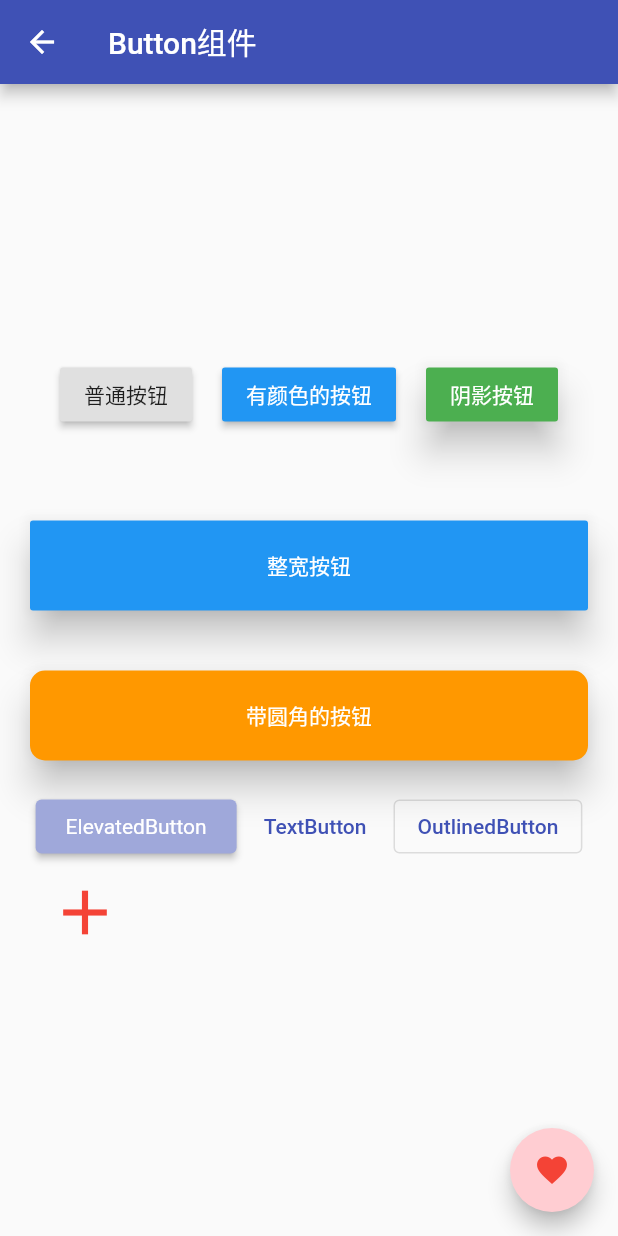
After one commit to ziqicongdonglai/flutter_study, a Flutter app: the ButtonWidget screen opened directly, on a phone screen of 412 x 824 dp. The commit adds this screen. Run offline on Flutter 3.47's test engine with Material 2 defaults, Android fonts, the phone set to English and light mode, and no system bars.

Commit message:
feat: flutter基础1.20 按钮组件&&1.21 FloatingActionButton实现底部导航凸起按钮

```diff
--- a/lib/common/routes.dart
+++ b/lib/common/routes.dart
@@ -21,8 +21,10 @@ import 'package:flutter_demo/widget/multi/stack_widget1.dart';
 import 'package:flutter_demo/widget/multi/stack_widget2.dart';
 import 'package:flutter_demo/widget/multi/stack_widget3.dart';
 import 'package:flutter_demo/widget/multi/wrap_widget.dart';
+import 'package:flutter_demo/widget/stateful/floating_actionbutton_widget.dart';
 import 'package:flutter_demo/widget/stateful/image_widget.dart';
 import 'package:flutter_demo/widget/stateful/sliverappbar_widget.dart';
+import 'package:flutter_demo/widget/stateless/button_widget.dart';
 import 'package:flutter_demo/widget/stateless/container_widget.dart';
 import 'package:flutter_demo/widget/stateless/gridview_widget.dart';
 import 'package:flutter_demo/widget/stateless/listview_widget.dart';
@@ -43,6 +45,7 @@ final Map<String, Widget Function(BuildContext)> routes = {
   // 有状态组件导航
   '/image': (context) => const ImageWidget(),
   '/sliverappbar': (context) => const SliverAppBarWidget(),
+  '/floating_action_button': (context) => const FloatingActionButtonWidget(),
   // 布局例子导航
   '/padding': (context) => const PaddingWidget(),
   '/row': (context) => const RowWidget(),
@@ -56,6 +59,7 @@ final Map<String, Widget Function(BuildContext)> routes = {
   '/aspect_ration': (context) => const AspectRatioWidget(),
   '/card': (context) => const CardWidget(),
   '/card_layout': (context) => const CardLayoutWidget(),
+  '/button': (context) => const ButtonWidget(),
 
   '/appbar': (context) => const AppBarPage(),
   '/appbar_tab_bar': (context) => const AppBarCustomTabBarPage(),
--- /dev/null
+++ b/lib/widget/stateless/button_widget.dart
@@ -0,0 +1,135 @@
+import 'package:flutter/material.dart';
+
+class ButtonWidget extends StatelessWidget {
+  const ButtonWidget({Key? key}) : super(key: key);
+
+  @override
+  Widget build(BuildContext context) {
+    return Scaffold(
+      appBar: AppBar(
+        title: const Text('Button组件'),
+      ),
+      floatingActionButton: FloatingActionButton(
+        onPressed: () {},
+        backgroundColor: Colors.red.shade100,
+        child: const Icon(
+          Icons.favorite,
+          color: Colors.red,
+        ),
+      ),
+      body: Column(
+        mainAxisAlignment: MainAxisAlignment.center,
+        children: <Widget>[
+          Row(
+            mainAxisAlignment: MainAxisAlignment.center,
+            children: <Widget>[
+              // 已过时
+              RaisedButton(
+                onPressed: () {
+                  debugPrint('点击了');
+                },
+                child: const Text('普通按钮'),
+              ),
+              const SizedBox(width: 20),
+              RaisedButton(
+                textColor: Colors.white,
+                color: Colors.blue,
+                onPressed: () {
+                  debugPrint('点击了');
+                },
+                child: const Text('有颜色的按钮'),
+              ),
+              const SizedBox(width: 20),
+              RaisedButton(
+                textColor: Colors.white,
+                color: Colors.green,
+                elevation: 10,
+                onPressed: () {
+                  debugPrint('点击了');
+                },
+                child: const Text('阴影按钮'),
+              ),
+            ],
+          ),
+          const SizedBox(height: 40),
+          Row(
+            mainAxisAlignment: MainAxisAlignment.center,
+            children: <Widget>[
+              Expanded(
+                child: Container(
+                  height: 60,
+                  margin: const EdgeInsets.all(20),
+                  child: RaisedButton(
+                    textColor: Colors.white,
+                    color: Colors.blue,
+                    elevation: 10,
+                    onPressed: () {
+                      debugPrint('点击了');
+                    },
+                    child: const Text('整宽按钮'),
+                  ),
+                ),
+              )
+            ],
+          ),
+          Row(
+            mainAxisAlignment: MainAxisAlignment.center,
+            children: <Widget>[
+              Expanded(
+                child: Container(
+                  height: 60,
+                  margin: const EdgeInsets.all(20),
+                  child: RaisedButton(
+                    textColor: Colors.white,
+                    color: Colors.orange,
+                    elevation: 10,
+                    onPressed: () {
+                      debugPrint('点击了');
+                    },
+                    shape: RoundedRectangleBorder(
+                      borderRadius: BorderRadius.circular(10),
+                    ),
+                    child: const Text('带圆角的按钮'),
+                  ),
+                ),
+              )
+            ],
+          ),
+          Wrap(
+            spacing: 10,
+            children: [
+              ElevatedButton(
+                onPressed: () {},
+                style: ElevatedButton.styleFrom(
+                  primary: Colors.indigo.shade200,
+                  textStyle: const TextStyle(
+                    color: Colors.white,
+                  ),
+                  padding: const EdgeInsets.symmetric(
+                    horizontal: 20,
+                    vertical: 10,
+                  ),
+                ),
+                child: const Text('ElevatedButton'),
+              ),
+              TextButton(
+                onPressed: () {},
+                child: const Text('TextButton'),
+              ),
+              OutlinedButton(
+                onPressed: () {},
+                child: const Text('OutlinedButton'),
+              ),
+              IconButton(
+                onPressed: () {},
+                icon: const Icon(Icons.add),
+                iconSize: 50,
+                color: Colors.red,
+              ),
+            ],
+          )
+        ],
+      ),
+    );
+  }
+}
```
Also changed, not shown: lib/common/data.dart (+9 -6 lines), lib/widget/stateful/floating_actionbutton_widget.dart (added, +82 -0 lines).
